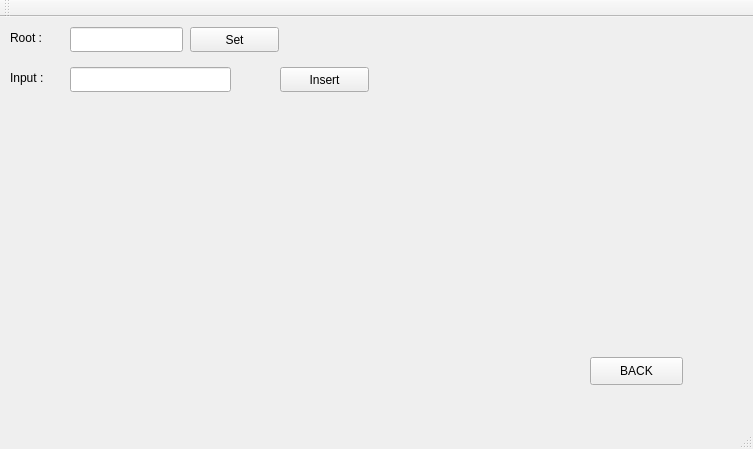
Before: the Qt Designer form BST/visualtree.ui in Suyog-Dhakal/BST-visualizer, drawn with Qt 5.
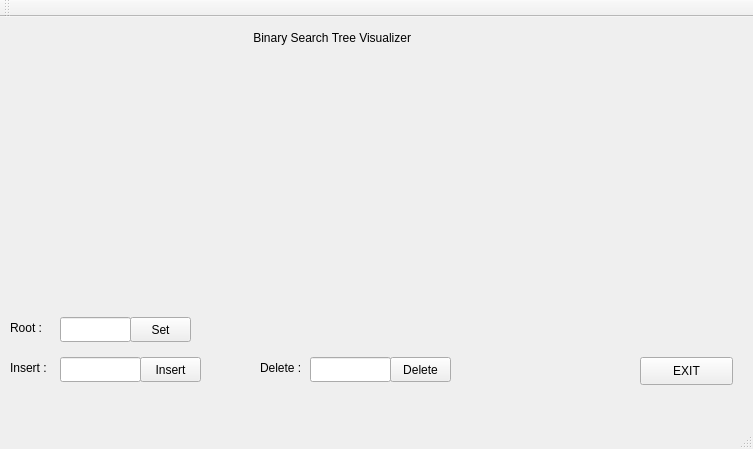
After: the same form once the commit is applied.

The edit to the form file:
```diff
--- a/BST/visualtree.ui
+++ b/BST/visualtree.ui
@@ -18,21 +18,21 @@
     <property name="geometry">
      <rect>
       <x>10</x>
-      <y>40</y>
-      <width>81</width>
+      <y>330</y>
+      <width>51</width>
       <height>41</height>
      </rect>
     </property>
     <property name="text">
-     <string>Input :</string>
+     <string>Insert :</string>
     </property>
    </widget>
    <widget class="QLineEdit" name="Input_text">
     <property name="geometry">
      <rect>
-      <x>70</x>
-      <y>50</y>
-      <width>161</width>
+      <x>60</x>
+      <y>340</y>
+      <width>81</width>
       <height>25</height>
      </rect>
     </property>
@@ -40,9 +40,9 @@
    <widget class="QPushButton" name="insert_button">
     <property name="geometry">
      <rect>
-      <x>280</x>
-      <y>50</y>
-      <width>89</width>
+      <x>140</x>
+      <y>340</y>
+      <width>61</width>
       <height>25</height>
      </rect>
     </property>
@@ -54,8 +54,8 @@
     <property name="geometry">
      <rect>
       <x>10</x>
-      <y>10</y>
-      <width>81</width>
+      <y>300</y>
+      <width>51</width>
       <height>21</height>
      </rect>
     </property>
@@ -66,9 +66,9 @@
    <widget class="QLineEdit" name="Root_inp">
     <property name="geometry">
      <rect>
-      <x>70</x>
-      <y>10</y>
-      <width>113</width>
+      <x>60</x>
+      <y>300</y>
+      <width>71</width>
       <height>25</height>
      </rect>
     </property>
@@ -76,9 +76,9 @@
    <widget class="QPushButton" name="Root_set">
     <property name="geometry">
      <rect>
-      <x>190</x>
-      <y>10</y>
-      <width>89</width>
+      <x>130</x>
+      <y>300</y>
+      <width>61</width>
       <height>25</height>
      </rect>
     </property>
@@ -206,14 +206,63 @@
    <widget class="QPushButton" name="pushButton">
     <property name="geometry">
      <rect>
-      <x>590</x>
+      <x>640</x>
       <y>340</y>
       <width>93</width>
       <height>28</height>
      </rect>
     </property>
     <property name="text">
-     <string>BACK</string>
+     <string>EXIT</string>
+    </property>
+   </widget>
+   <widget class="QLabel" name="label_5">
+    <property name="geometry">
+     <rect>
+      <x>260</x>
+      <y>330</y>
+      <width>51</width>
+      <height>41</height>
+     </rect>
+    </property>
+    <property name="text">
+     <string>Delete :</string>
+    </property>
+   </widget>
+   <widget class="QLineEdit" name="Input_text_2">
+    <property name="geometry">
+     <rect>
+      <x>310</x>
+      <y>340</y>
+      <width>81</width>
+      <height>25</height>
+     </rect>
+    </property>
+   </widget>
+   <widget class="QPushButton" name="insert_button_2">
+    <property name="geometry">
+     <rect>
+      <x>390</x>
+      <y>340</y>
+      <width>61</width>
+      <height>25</height>
+     </rect>
+    </property>
+    <property name="text">
+     <string>Delete</string>
+    </property>
+   </widget>
+   <widget class="QLabel" name="label_7">
+    <property name="geometry">
+     <rect>
+      <x>250</x>
+      <y>10</y>
+      <width>221</width>
+      <height>21</height>
+     </rect>
+    </property>
+    <property name="text">
+     <string> Binary Search Tree Visualizer</string>
     </property>
    </widget>
   </widget>
```
